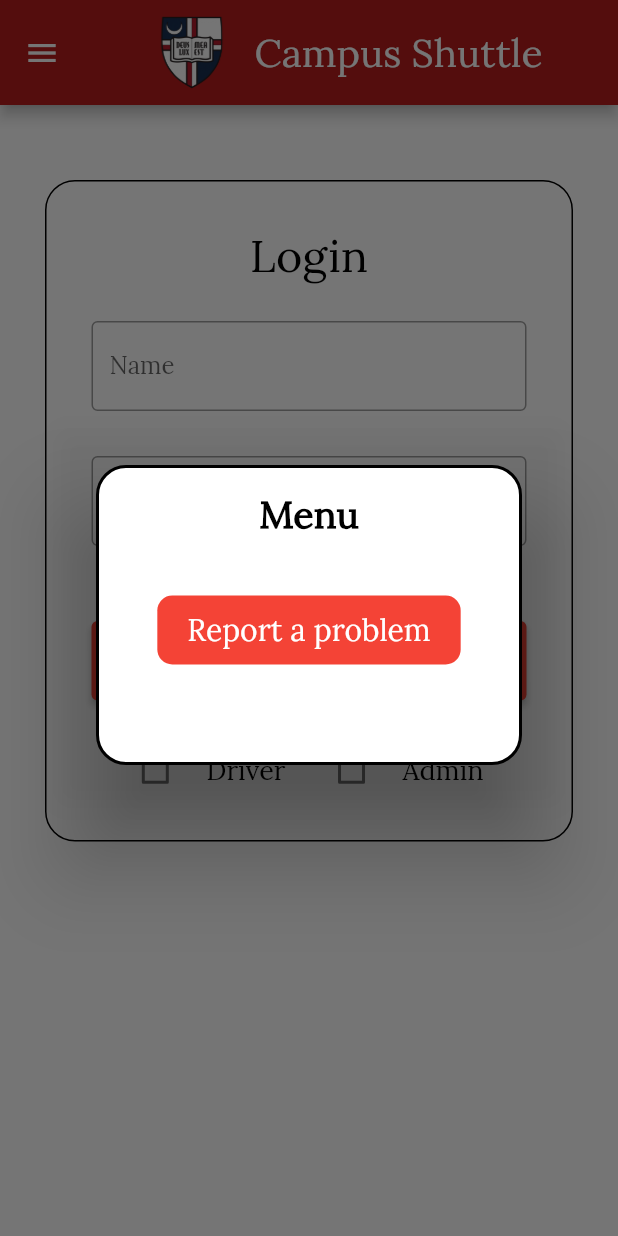
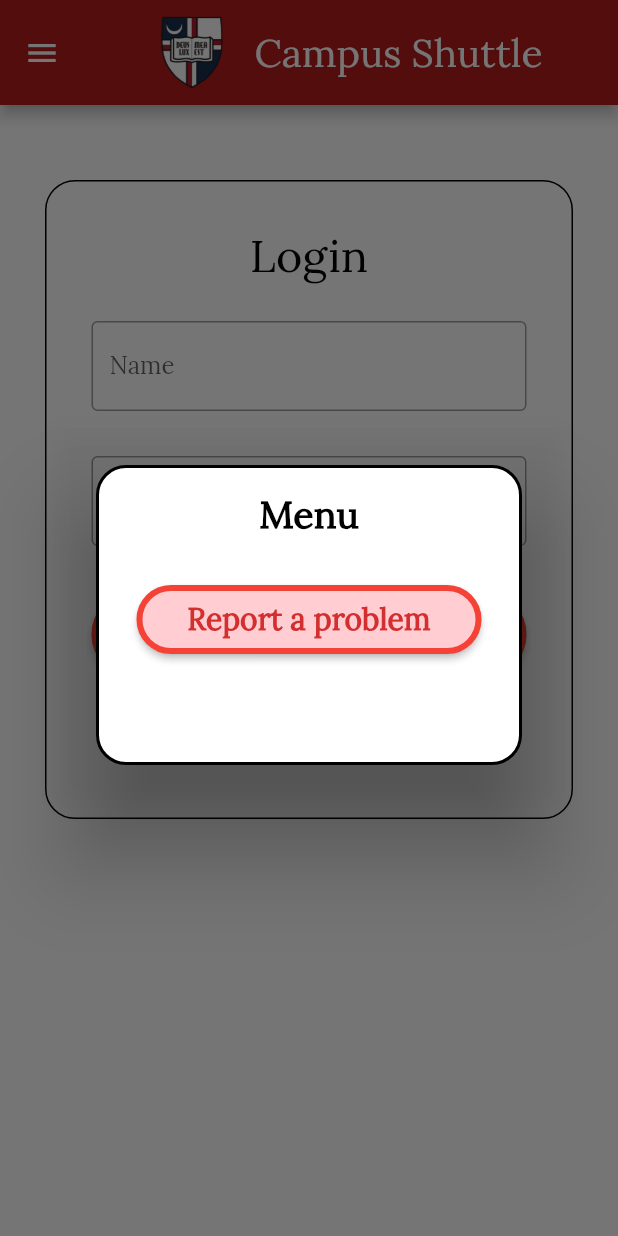
Before and after one commit to apettyjohn/campus_shuttle, a Flutter app: the screen it shows after launch, after a tap on the "menu" icon, on a phone screen of 412 x 824 dp. Run offline on Flutter 3.47's test engine with Material 2 defaults, Android fonts, the phone set to English and light mode, and no system bars; our stand-ins replace google_maps_flutter.

Commit message:
Changed all button styles

```diff
--- a/lib/views/requestRide.dart
+++ b/lib/views/requestRide.dart
@@ -114,7 +114,11 @@ class _RequestRidePageState extends State<RequestRidePage> {
                       // Wait time box
                       Padding(
                         padding: const EdgeInsets.only(top: 15),
-                        child: WaitTimeBox(helpText: true, serverOn: serverOn),
+                        child: WaitTimeBox(
+                            helpText: true,
+                            serverOn: serverOn,
+                            allElements: true,
+                            index: -1),
                       ),
                       const Padding(
                         padding: EdgeInsets.only(top: 15),
--- a/lib/widgets/login/body.dart
+++ b/lib/widgets/login/body.dart
@@ -72,7 +72,13 @@ class _LoginBoxState extends State<LoginBox> {
               ),
             ),
             Padding(
-              padding: const EdgeInsets.symmetric(vertical: 10),
+              padding: loading ||
+                      loginError ||
+                      serverError ||
+                      driverError ||
+                      adminError
+                  ? const EdgeInsets.symmetric(vertical: 10)
+                  : EdgeInsets.zero,
               child: loading
                   ? const CircularProgressIndicator()
                   : loginError
@@ -99,7 +105,11 @@ class _LoginBoxState extends State<LoginBox> {
               padding: const EdgeInsets.only(top: 15),
               child: ElevatedButton(
                   style: ElevatedButton.styleFrom(
-                      minimumSize: const Size.fromHeight(20)),
+                      shape: RoundedRectangleBorder(
+                        borderRadius: BorderRadius.circular(40),
+                        side: BorderSide(width: 4, color: Colors.red.shade500),
+                      ),
+                      primary: Colors.red.shade100),
                   onPressed: () async {
                     if (serverOn) {
                       loading = true;
@@ -151,12 +161,19 @@ class _LoginBoxState extends State<LoginBox> {
                       }
                     }
                   },
-                  child: const Padding(
-                      padding: EdgeInsets.symmetric(vertical: 15),
-                      child: Text(
-                        'Submit',
-                        style: TextStyle(fontSize: 18),
-                      ))),
+                  child: Padding(
+                    padding: const EdgeInsets.symmetric(vertical: 10),
+                    child: Row(
+                      mainAxisAlignment: MainAxisAlignment.center,
+                      children: [
+                        Text('Submit',
+                            style: TextStyle(
+                                fontSize: 30,
+                                fontWeight: FontWeight.bold,
+                                color: Colors.red.shade700)),
+                      ],
+                    ),
+                  )),
             ),
             LayoutBuilder(
                 builder: (BuildContext context, BoxConstraints constraints) {
--- a/lib/widgets/login/menuDialogue.dart
+++ b/lib/widgets/login/menuDialogue.dart
@@ -38,25 +38,32 @@ class _LoginMenuState extends State<LoginMenu> {
                 ),
               ),
             ),
-            TextButton(
-              child: Container(
-                padding:
-                    const EdgeInsets.symmetric(horizontal: 20, vertical: 10),
-                decoration: BoxDecoration(
-                  color: Colors.red,
-                  borderRadius: BorderRadius.circular(10),
-                ),
-                child: const Text(
-                  'Report a problem',
-                  style: TextStyle(
-                    fontSize: 20,
-                    color: Colors.white,
+            Padding(
+              padding: const EdgeInsets.symmetric(horizontal: 25),
+              child: ElevatedButton(
+                onPressed: () {
+                  Navigator.pushNamed(context, '/login');
+                },
+                child: Padding(
+                  padding: const EdgeInsets.symmetric(vertical: 10),
+                  child: Row(
+                    mainAxisAlignment: MainAxisAlignment.center,
+                    children: [
+                      Text('Report a problem',
+                          style: TextStyle(
+                              fontSize: 20,
+                              fontWeight: FontWeight.bold,
+                              color: Colors.red.shade700)),
+                    ],
                   ),
                 ),
+                style: ElevatedButton.styleFrom(
+                    shape: RoundedRectangleBorder(
+                      borderRadius: BorderRadius.circular(40),
+                      side: BorderSide(width: 4, color: Colors.red.shade500),
+                    ),
+                    primary: Colors.red.shade100),
               ),
-              onPressed: () {
-                Navigator.pushNamed(context, '/login');
-              },
             ),
           ],
         ),
```
Also changed, not shown: lib/databaseFunctions.dart (+19 -0 lines), lib/views/admin.dart (+1 -26 lines), lib/views/mapScreen.dart (+27 -11 lines), lib/views/requestStatus.dart (+81 -55 lines), lib/widgets/admin/driverList.dart (added, +53 -0 lines), lib/widgets/driver/rideList.dart (+9 -7 lines), lib/widgets/requestRide/waitTimeBox.dart (+31 -23 lines), lib/widgets/requestStatus/cancelDialogue.dart (+25 -39 lines).
